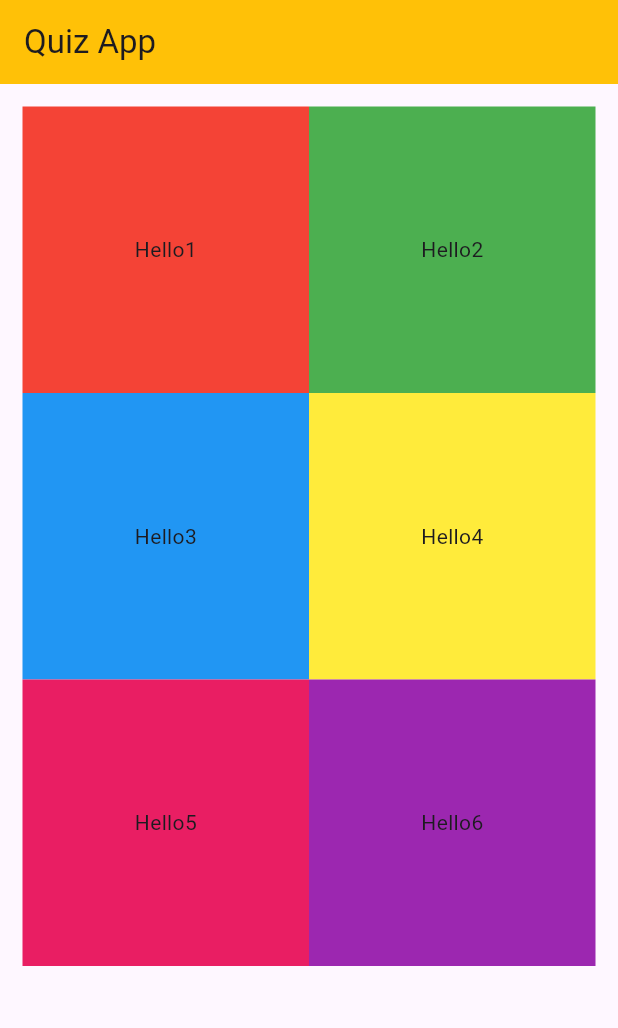
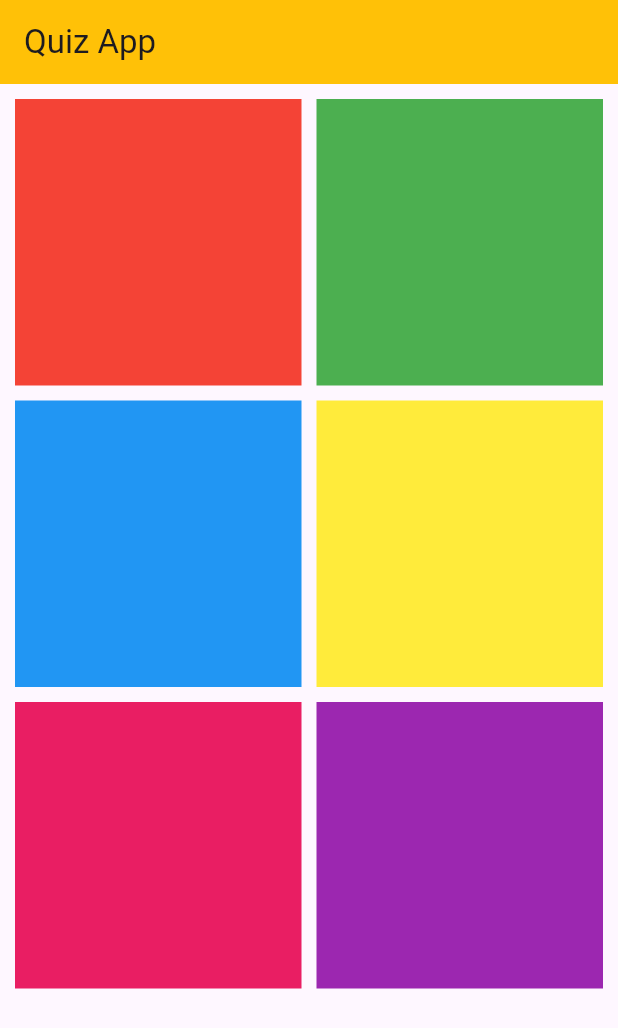
Before and after one commit to puttipongle/ENGCE-307, a Flutter app: the screen it shows after launch, on a phone screen of 412 x 824 dp. Shown: the top 1028 px of the screen. Run offline on Flutter 3.47's test engine with Material 3 defaults, Android fonts, the phone set to English and light mode, and no system bars.

Commit message:
Create Container in GridView

```diff
--- a/term_project_quizapp/lib/Page/homepage.dart
+++ b/term_project_quizapp/lib/Page/homepage.dart
@@ -43,44 +43,62 @@ class _HomePageState extends State<HomePage> {
         title: const Text('Quiz App'),
       ),
       body: Padding(
-        padding: EdgeInsets.all(5),
+        padding: const EdgeInsets.all(10),
         child: Column(
           children: <Widget>[
             Expanded(
                 child: GridView.count(
               scrollDirection: Axis.vertical,
+              mainAxisSpacing: 10,
+              crossAxisSpacing: 10,
               crossAxisCount: 2,
-              padding: EdgeInsets.all(10),
               children: <Widget>[
                 Container(
                   alignment: Alignment.center,
                   color: Colors.red,
-                  child: Text('Hello1'),
+                  child: InkWell(
+                    onTap: () {},
+                  ),
                 ),
                 Container(
+                  padding: const EdgeInsets.all(5),
                   alignment: Alignment.center,
                   color: Colors.green,
-                  child: Text('Hello2'),
+                  child: InkWell(
+                    onTap: () {},
+                  ),
                 ),
                 Container(
+                  padding: const EdgeInsets.all(5),
                   alignment: Alignment.center,
                   color: Colors.blue,
-                  child: Text('Hello3'),
+                  child: InkWell(
+                    onTap: () {},
+                  ),
                 ),
                 Container(
+                  padding: const EdgeInsets.all(5),
                   alignment: Alignment.center,
                   color: Colors.yellow,
-                  child: Text('Hello4'),
+                  child: InkWell(
+                    onTap: () {},
+                  ),
                 ),
                 Container(
+                  padding: const EdgeInsets.all(5),
                   alignment: Alignment.center,
                   color: Colors.pink,
-                  child: Text('Hello5'),
+                  child: InkWell(
+                    onTap: () {},
+                  ),
                 ),
                 Container(
+                  padding: const EdgeInsets.all(5),
                   alignment: Alignment.center,
                   color: Colors.purple,
-                  child: Text('Hello6'),
+                  child: InkWell(
+                    onTap: () {},
+                  ),
                 ),
               ],
             )),
```
